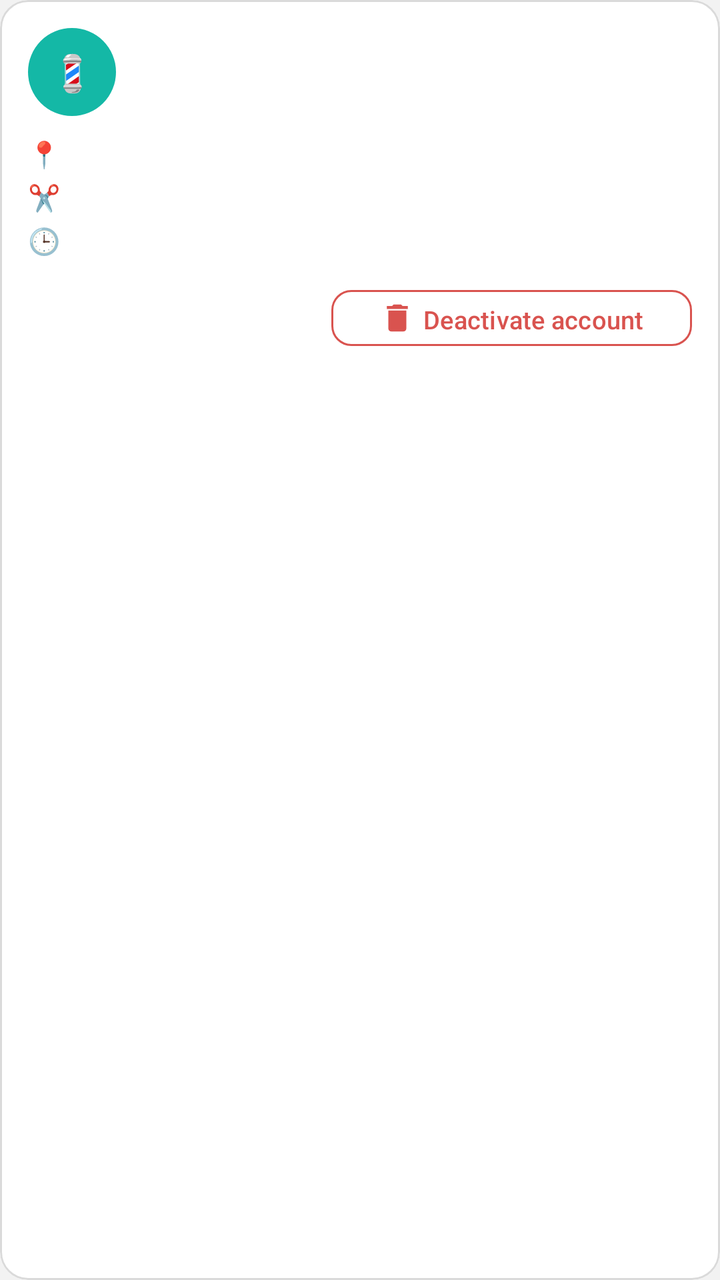
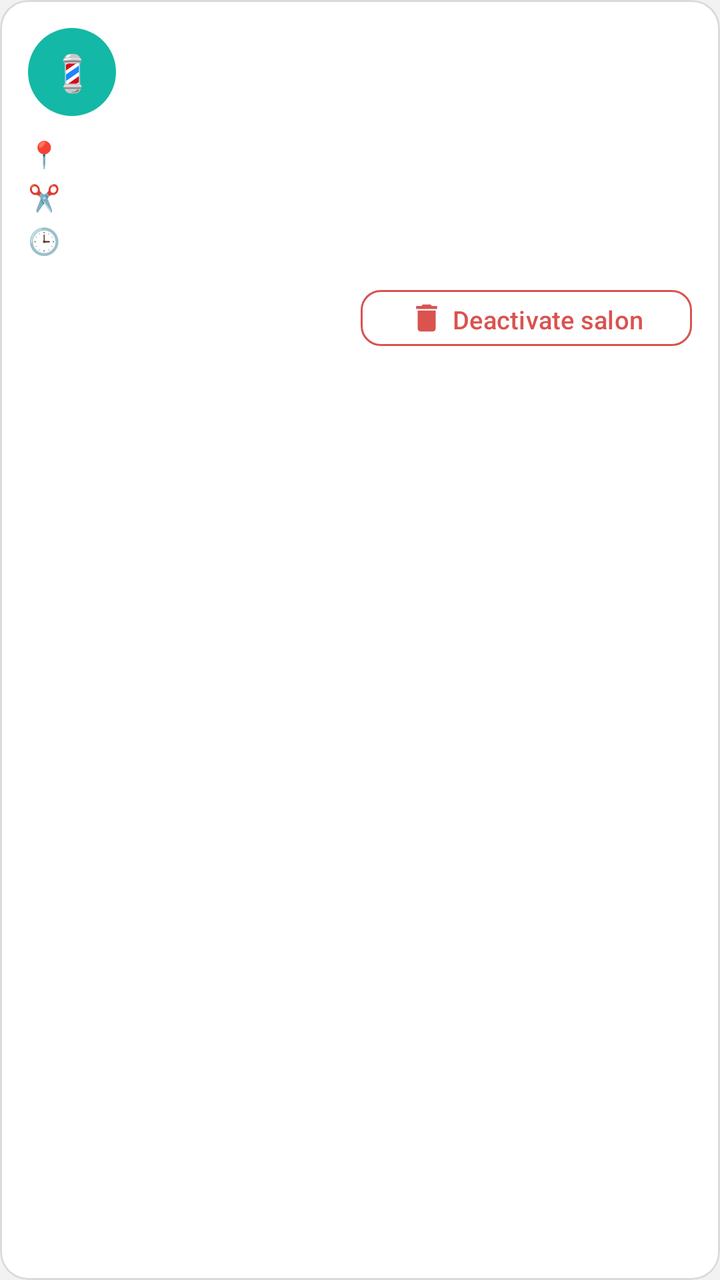

Before-and-after screenshots of an Android layout around one commit, followed by the original layout XML and the change that was made.
<!-- AndroidManifest.xml: application theme Theme.HairGo -->
<!-- res/layout/admin_item_salon.xml -->
<?xml version="1.0" encoding="utf-8"?>
<com.google.android.material.card.MaterialCardView xmlns:android="http://schemas.android.com/apk/res/android"
    xmlns:app="http://schemas.android.com/apk/res-auto"
    android:layout_width="match_parent"
    android:layout_height="wrap_content"
    android:layout_marginBottom="12dp"
    app:cardBackgroundColor="@color/surface"
    app:cardCornerRadius="14dp"
    app:strokeColor="@color/input_border"
    app:strokeWidth="1dp"
    app:cardElevation="0dp">

    <LinearLayout
        android:layout_width="match_parent"
        android:layout_height="wrap_content"
        android:orientation="vertical"
        android:padding="14dp">

        <LinearLayout
            android:layout_width="match_parent"
            android:layout_height="wrap_content"
            android:orientation="horizontal"
            android:gravity="center_vertical"
            android:layout_marginBottom="10dp">

            <TextView
                android:layout_width="44dp"
                android:layout_height="44dp"
                android:background="@drawable/bg_circle_teal"
                android:gravity="center"
                android:text="💈"
                android:textSize="18sp"/>

            <LinearLayout
                android:layout_width="0dp"
                android:layout_weight="1"
                android:layout_height="wrap_content"
                android:orientation="vertical"
                android:paddingHorizontal="12dp">

                <TextView
                    android:id="@+id/tvSalonName"
                    android:layout_width="wrap_content"
                    android:layout_height="wrap_content"
                    android:textSize="15sp"
                    android:textStyle="bold"
                    android:textColor="@color/text_primary"/>

                <TextView
                    android:id="@+id/tvSalonOwner"
                    android:layout_width="wrap_content"
                    android:layout_height="wrap_content"
                    android:textSize="12sp"
                    android:textColor="@color/text_primary"/>
            </LinearLayout>
        </LinearLayout>

        <LinearLayout
            android:layout_width="match_parent"
            android:layout_height="wrap_content"
            android:orientation="horizontal"
            android:layout_marginBottom="4dp">

            <TextView
                android:layout_width="24dp"
                android:layout_height="wrap_content"
                android:text="📍"
                android:textSize="13sp"/>

            <TextView
                android:id="@+id/tvSalonAreaValue"
                android:layout_width="0dp"
                android:layout_weight="1"
                android:layout_height="wrap_content"
                android:textSize="13sp"
                android:textColor="@color/text_primary"/>
        </LinearLayout>

        <LinearLayout
            android:layout_width="match_parent"
            android:layout_height="wrap_content"
            android:orientation="horizontal"
            android:layout_marginBottom="4dp">

            <TextView
                android:layout_width="24dp"
                android:layout_height="wrap_content"
                android:text="✂️"
                android:textSize="13sp"/>

            <TextView
                android:id="@+id/tvSalonStaffValue"
                android:layout_width="0dp"
                android:layout_weight="1"
                android:layout_height="wrap_content"
                android:textSize="13sp"
                android:textColor="@color/text_primary"/>
        </LinearLayout>

        <LinearLayout
            android:layout_width="match_parent"
            android:layout_height="wrap_content"
            android:orientation="horizontal"
            android:layout_marginBottom="12dp">

            <TextView
                android:layout_width="24dp"
                android:layout_height="wrap_content"
                android:text="🕒"
                android:textSize="13sp"/>

            <TextView
                android:id="@+id/tvSalonHoursValue"
                android:layout_width="0dp"
                android:layout_weight="1"
                android:layout_height="wrap_content"
                android:textSize="13sp"
                android:textColor="@color/text_primary"/>
        </LinearLayout>

        <com.google.android.material.button.MaterialButton
            android:id="@+id/btnDeactivateSalon"
            style="@style/Widget.Material3.Button.OutlinedButton"
            android:layout_width="wrap_content"
            android:layout_height="36dp"
            android:layout_gravity="end"
            android:text="Deactivate account"
            android:textAllCaps="false"
            android:textSize="12.5sp"
            app:icon="@drawable/ic_delete"
            app:iconTint="@color/error"
            app:cornerRadius="10dp"
            app:strokeColor="@color/error"
            android:textColor="@color/error"/>

    </LinearLayout>
</com.google.android.material.card.MaterialCardView>
<!-- resources referenced by this layout -->
<resources>
  <color name="error">#D9534F</color>
  <color name="input_border">#DADADA</color>
  <color name="surface">#FFFFFF</color>
  <color name="text_primary">#1A1A1A</color>
  <!-- drawable bg_circle_teal (drawable) -->
  <?xml version="1.0" encoding="utf-8"?>
  <shape xmlns:android="http://schemas.android.com/apk/res/android"
      android:shape="oval">
      <solid android:color="@color/teal" />
  </shape>
  <!-- drawable ic_delete (drawable) -->
  <?xml version="1.0" encoding="utf-8"?>
  <vector xmlns:android="http://schemas.android.com/apk/res/android"
      android:width="20dp" android:height="20dp"
      android:viewportWidth="24" android:viewportHeight="24">
      <path android:fillColor="@color/error" android:pathData="M6,19c0,1.1 0.9,2 2,2h8c1.1,0 2,-0.9 2,-2V7H6v12zM19,4h-3.5l-1,-1h-5l-1,1H5v2h14V4z"/>
  </vector>
  <style name="Theme.HairGo" parent="Base.Theme.HairGo">
          <item name="snackbarStyle">@style/Widget.HairGo.Snackbar</item>
      </style>
  <color name="teal">#14B8A6</color>
  <style name="Base.Theme.HairGo" parent="Theme.Material3.DayNight.NoActionBar">
          <item name="colorPrimary">@color/teal</item>
          <item name="colorOnPrimary">@color/white</item>
          <item name="colorSurface">@color/surface</item>
          <item name="colorOnSurface">@color/text_primary</item>
          <item name="colorSurfaceVariant">@color/grey_light</item>
          <item name="colorOnSurfaceVariant">@color/text_primary</item>
          <item name="colorOutline">@color/grey_border</item>
          <item name="android:colorBackground">@color/grey_light</item>
      </style>
  <style name="Widget.HairGo.Snackbar" parent="Widget.Material3.Snackbar">
          <item name="backgroundTint">@color/navy</item>
          <item name="android:textColor">@color/white</item>
          <item name="shapeAppearanceOverlay">@style/ShapeAppearanceOverlay.HairGo_Snackbar</item>
      </style>
  <color name="white">#FFFFFF</color>
  <color name="grey_light">#F2F2F2</color>
  <color name="grey_border">#E0E0E0</color>
  <color name="navy">#1B2A4A</color>
  <style name="ShapeAppearanceOverlay.HairGo_Snackbar" parent="">
          <item name="cornerFamily">rounded</item>
          <item name="cornerSize">16dp</item>
      </style>
</resources>

<!-- the commit's change to res/layout/admin_item_salon.xml (unified diff, before → after) -->
@@ -124,7 +124,7 @@
             android:layout_width="wrap_content"
             android:layout_height="36dp"
             android:layout_gravity="end"
-            android:text="Deactivate account"
+            android:text="@string/admin_action_deactivate_salon"
             android:textAllCaps="false"
             android:textSize="12.5sp"
             app:icon="@drawable/ic_delete"
<!-- resource entries referenced after the edit -->
@@ -17,6 +17,7 @@
       android:viewportWidth="24" android:viewportHeight="24">
       <path android:fillColor="@color/error" android:pathData="M6,19c0,1.1 0.9,2 2,2h8c1.1,0 2,-0.9 2,-2V7H6v12zM19,4h-3.5l-1,-1h-5l-1,1H5v2h14V4z"/>
   </vector>
+  <string name="admin_action_deactivate_salon">Deactivate salon</string>
   <style name="Theme.HairGo" parent="Base.Theme.HairGo">
           <item name="snackbarStyle">@style/Widget.HairGo.Snackbar</item>
       </style>
